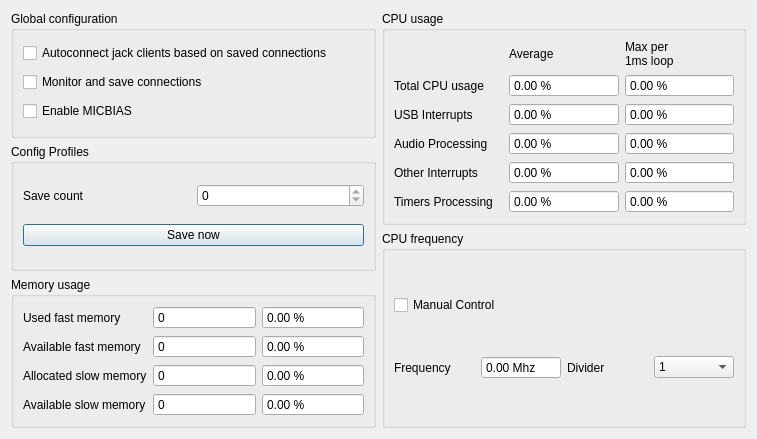
Qt form damc_gui/GlobalConfigDialog.ui (amurzeau/damc) before a commit.
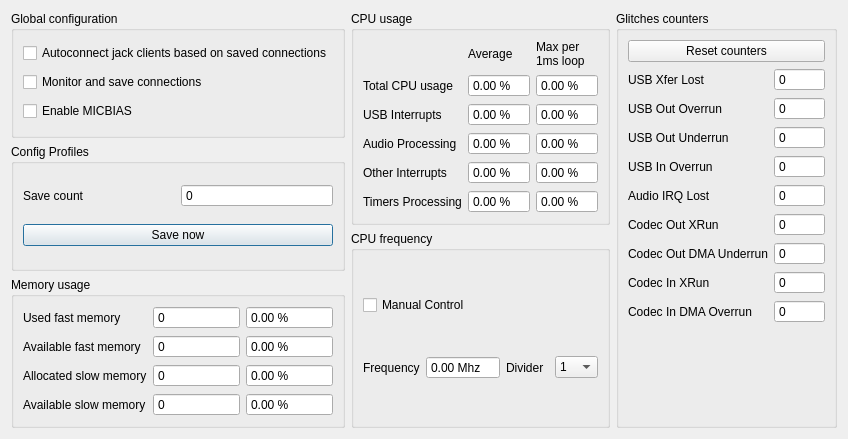
The same form after that commit.

Commit message: damc_gui: implement glitch detection counters

Diff of the .ui file:
```diff
--- a/damc_gui/GlobalConfigDialog.ui
+++ b/damc_gui/GlobalConfigDialog.ui
@@ -63,6 +63,9 @@
           <property name="readOnly">
            <bool>true</bool>
           </property>
+          <property name="buttonSymbols">
+           <enum>QAbstractSpinBox::NoButtons</enum>
+          </property>
           <property name="maximum">
            <number>999999999</number>
           </property>
@@ -542,6 +545,175 @@
      </item>
     </layout>
    </item>
+   <item>
+    <widget class="QGroupBox" name="dialogLayout3">
+     <property name="title">
+      <string>Glitches counters</string>
+     </property>
+     <layout class="QFormLayout" name="formLayout">
+      <item row="1" column="0">
+       <widget class="QLabel" name="glitchUsbIsochronousTransferLostLabel">
+        <property name="text">
+         <string>USB Xfer Lost</string>
+        </property>
+       </widget>
+      </item>
+      <item row="2" column="0">
+       <widget class="QLabel" name="glitchUsbOutOverrunLabel">
+        <property name="text">
+         <string>USB Out Overrun</string>
+        </property>
+       </widget>
+      </item>
+      <item row="3" column="0">
+       <widget class="QLabel" name="glitchUsbOutUnderrunLabel">
+        <property name="text">
+         <string>USB Out Underrun</string>
+        </property>
+       </widget>
+      </item>
+      <item row="4" column="0">
+       <widget class="QLabel" name="glitchUsbInOverrunLabel">
+        <property name="text">
+         <string>USB In Overrun</string>
+        </property>
+       </widget>
+      </item>
+      <item row="5" column="0">
+       <widget class="QLabel" name="glitchAudioIrqLostLabel">
+        <property name="text">
+         <string>Audio IRQ Lost</string>
+        </property>
+       </widget>
+      </item>
+      <item row="6" column="0">
+       <widget class="QLabel" name="glitchCodecOutXRunLabel">
+        <property name="text">
+         <string>Codec Out XRun</string>
+        </property>
+       </widget>
+      </item>
+      <item row="7" column="0">
+       <widget class="QLabel" name="glitchCodecOutDmaUnderrunLabel">
+        <property name="text">
+         <string>Codec Out DMA Underrun</string>
+        </property>
+       </widget>
+      </item>
+      <item row="8" column="0">
+       <widget class="QLabel" name="glitchCodecInXRunLabel">
+        <property name="text">
+         <string>Codec In XRun</string>
+        </property>
+       </widget>
+      </item>
+      <item row="9" column="0">
+       <widget class="QLabel" name="glitchCodecInDmaOverrunLabel">
+        <property name="text">
+         <string>Codec In DMA Overrun</string>
+        </property>
+       </widget>
+      </item>
+      <item row="1" column="1">
+       <widget class="QSpinBox" name="glitchUsbIsochronousTransferLostSpinBox">
+        <property name="buttonSymbols">
+         <enum>QAbstractSpinBox::NoButtons</enum>
+        </property>
+        <property name="maximum">
+         <number>999999</number>
+        </property>
+       </widget>
+      </item>
+      <item row="2" column="1">
+       <widget class="QSpinBox" name="glitchUsbOutOverrunSpinBox">
+        <property name="buttonSymbols">
+         <enum>QAbstractSpinBox::NoButtons</enum>
+        </property>
+        <property name="maximum">
+         <number>999999</number>
+        </property>
+       </widget>
+      </item>
+      <item row="3" column="1">
+       <widget class="QSpinBox" name="glitchUsbOutUnderrunSpinBox">
+        <property name="buttonSymbols">
+         <enum>QAbstractSpinBox::NoButtons</enum>
+        </property>
+        <property name="maximum">
+         <number>999999</number>
+        </property>
+       </widget>
+      </item>
+      <item row="4" column="1">
+       <widget class="QSpinBox" name="glitchUsbInOverrunSpinBox">
+        <property name="buttonSymbols">
+         <enum>QAbstractSpinBox::NoButtons</enum>
+        </property>
+        <property name="maximum">
+         <number>999999</number>
+        </property>
+       </widget>
+      </item>
+      <item row="5" column="1">
+       <widget class="QSpinBox" name="glitchAudioIrqLostSpinBox">
+        <property name="buttonSymbols">
+         <enum>QAbstractSpinBox::NoButtons</enum>
+        </property>
+        <property name="maximum">
+         <number>999999</number>
+        </property>
+       </widget>
+      </item>
+      <item row="6" column="1">
+       <widget class="QSpinBox" name="glitchCodecOutXRunSpinBox">
+        <property name="buttonSymbols">
+         <enum>QAbstractSpinBox::NoButtons</enum>
+        </property>
+        <property name="maximum">
+         <number>999999</number>
+        </property>
+       </widget>
+      </item>
+      <item row="7" column="1">
+       <widget class="QSpinBox" name="glitchCodecOutDmaUnderrunSpinBox">
+        <property name="buttonSymbols">
+         <enum>QAbstractSpinBox::NoButtons</enum>
+        </property>
+        <property name="maximum">
+         <number>999999</number>
+        </property>
+       </widget>
+      </item>
+      <item row="8" column="1">
+       <widget class="QSpinBox" name="glitchCodecInXRunSpinBox">
+        <property name="buttonSymbols">
+         <enum>QAbstractSpinBox::NoButtons</enum>
+        </property>
+        <property name="maximum">
+         <number>999999</number>
+        </property>
+       </widget>
+      </item>
+      <item row="9" column="1">
+       <widget class="QSpinBox" name="glitchCodecInDmaOverrunSpinBox">
+        <property name="buttonSymbols">
+         <enum>QAbstractSpinBox::NoButtons</enum>
+        </property>
+        <property name="maximum">
+         <number>999999</number>
+        </property>
+       </widget>
+      </item>
+      <item row="0" column="0" colspan="2">
+       <widget class="QPushButton" name="glitchResetCountersPushButton">
+        <property name="text">
+         <string>Reset counters</string>
+        </property>
+       </widget>
+      </item>
+     </layout>
+    </widget>
+   </item>
   </layout>
  </widget>
  <resources/>
```
The commit also changes 5 other files.
